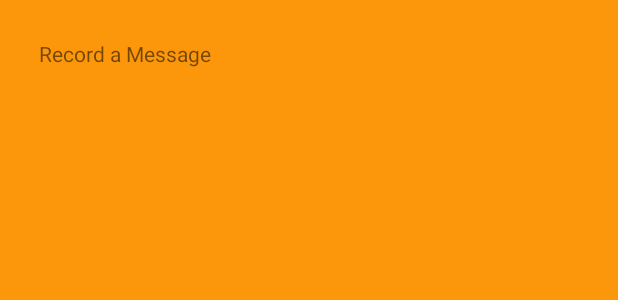
After one commit to CMU-CREATE-Lab/mfm-android, an Android app: the layout content_record_message.xml on its own in the app's theme, with its tools: preview values and no code run, on a phone screen of 412 x 824 dp. The commit adds this screen. Shown: the top 300 px of the screen. Run offline under Robolectric (Android 15) with nearby library versions, the phone set to English and light mode, and no system bars; network calls fail.

Commit message:
created the send message screen. no need of message adapter

```diff
--- a/app/build.gradle
+++ b/app/build.gradle
@@ -29,7 +29,6 @@ android {
 dependencies {
     compile fileTree(dir: 'libs', include: ['*.jar'])
     compile project(':volley')
-    //compile 'com.squareup.okhttp3:mockwebserver:3.0.1'
 
     compile 'com.android.support:appcompat-v7:22.2.1'
     compile 'com.squareup.picasso:picasso:2.5.2'
--- a/app/src/main/java/org/cmucreatelab/mfm_android/activities/MainActivity.java
+++ b/app/src/main/java/org/cmucreatelab/mfm_android/activities/MainActivity.java
@@ -40,7 +40,7 @@ import butterknife.OnClick;
 public class MainActivity extends AppCompatActivity {
 
     public static final String TAG = MainActivity.class.getSimpleName();
-    public static final String STUDENT_LIST = "STUDENT_FORECAST";
+    public static final String STUDENT_LIST = "STUDENT_LIST";
     private Bundle mSavedInstanceState;
     StudentList mStudentList;
     Group mGroup;
@@ -225,7 +225,6 @@ public class MainActivity extends AppCompatActivity {
     @OnClick(R.id.studentListButton)
     public void startStudentActivity(View view){
         Intent intent = new Intent(this, ViewStudentsActivity.class);
-        intent.putExtra(STUDENT_LIST, mStudentList.getStudentList());
         startActivity(intent);
     }
 }
--- a/app/src/main/java/org/cmucreatelab/mfm_android/classes/StudentList.java
+++ b/app/src/main/java/org/cmucreatelab/mfm_android/classes/StudentList.java
@@ -1,9 +1,11 @@
 package org.cmucreatelab.mfm_android.classes;
+
+import java.io.Serializable;
 
 /**
  * Created by mohaknahta on 2/20/16.
  */
-public class StudentList {
+public class StudentList implements Serializable {
 
     private Student[] mStudent;
 
--- /dev/null
+++ b/app/src/main/res/layout/content_record_message.xml
@@ -0,0 +1,28 @@
+<?xml version="1.0" encoding="utf-8"?>
+<RelativeLayout
+    xmlns:android="http://schemas.android.com/apk/res/android"
+    xmlns:app="http://schemas.android.com/apk/res-auto"
+    xmlns:tools="http://schemas.android.com/tools"
+    android:layout_width="match_parent"
+    android:layout_height="match_parent"
+    android:paddingBottom="@dimen/activity_vertical_margin"
+    android:paddingLeft="@dimen/activity_horizontal_margin"
+    android:paddingRight="@dimen/activity_horizontal_margin"
+    android:paddingTop="@dimen/activity_vertical_margin"
+    app:layout_behavior="@string/appbar_scrolling_view_behavior"
+    tools:context="org.cmucreatelab.mfm_android.activities.RecordMessageActivity"
+    tools:showIn="@layout/activity_record_message"
+    android:background="#fc970b">
+
+    <TextView
+        android:layout_width="match_parent"
+        android:layout_height="wrap_content"
+        android:text="Record a Message"
+        android:id="@+id/RecordMessageTextView"
+        android:layout_alignParentTop="true"
+        android:layout_centerHorizontal="true"
+        android:layout_marginLeft="10dp"
+        android:layout_marginTop="10dp"
+        android:layout_marginRight="10dp"/>
+
+</RelativeLayout>
--- a/app/src/main/res/values/strings.xml
+++ b/app/src/main/res/values/strings.xml
@@ -4,4 +4,5 @@
     <string name="hello_world">Hello world!</string>
     <string name="action_settings">Settings</string>
     <string name="title_activity_view_students">ViewStudentsActivity</string>
+    <string name="title_activity_record_message">RecordMessageActivity</string>
 </resources>
```
Also changed, not shown: app/src/main/AndroidManifest.xml (+9 -0 lines), app/src/main/java/org/cmucreatelab/mfm_android/activities/RecordMessageActivity.java (added, +32 -0 lines), app/src/main/java/org/cmucreatelab/mfm_android/activities/ViewStudentsActivity.java (+10 -13 lines), app/src/main/java/org/cmucreatelab/mfm_android/adapters/MessageAdapter.java (added, +79 -0 lines), app/src/main/java/org/cmucreatelab/mfm_android/classes/Student.java (+5 -84 lines), app/src/main/java/org/cmucreatelab/mfm_android/classes/User.java (+3 -38 lines), app/src/main/java/org/cmucreatelab/mfm_android/helpers/GlobalHandler.java (+21 -0 lines), app/src/main/res/layout/activity_record_message.xml (added, +35 -0 lines), app/src/main/res/layout/message.xml (added, +23 -0 lines).
